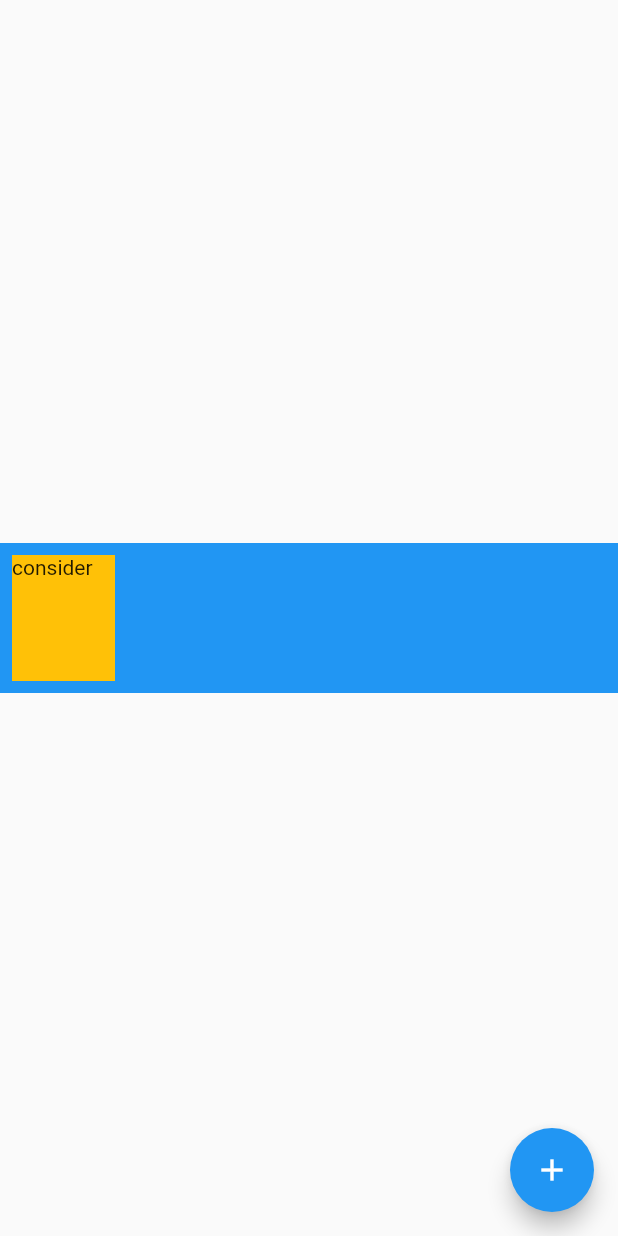
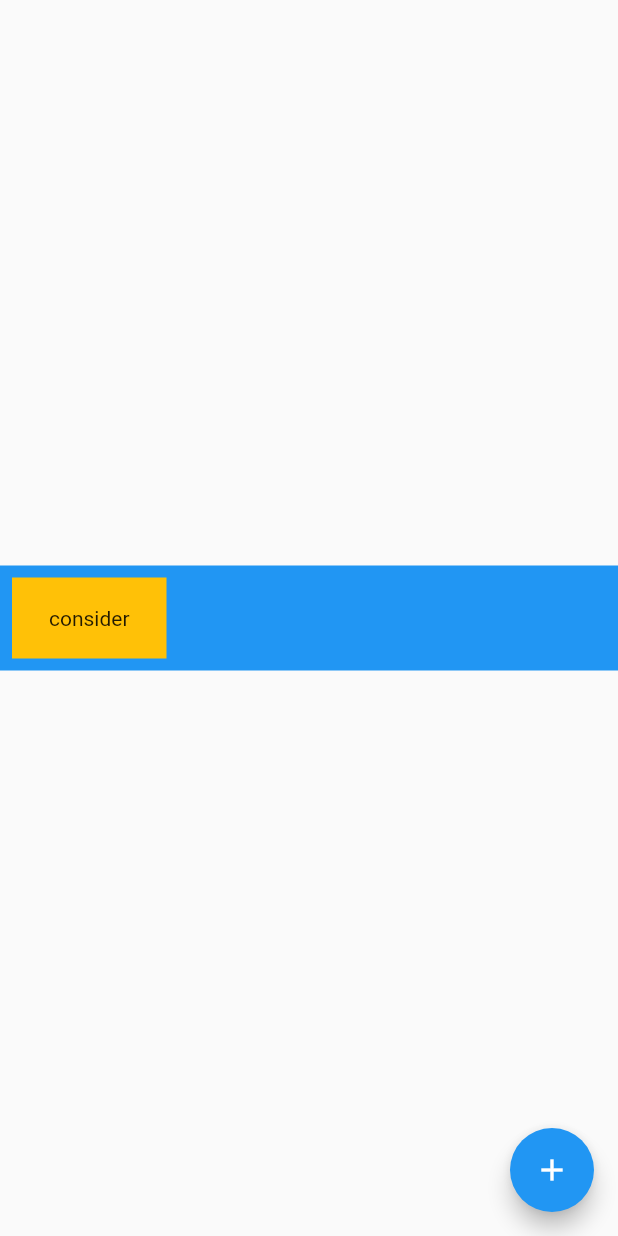
Before and after one commit to the-lightstack/timeline_editor, a Flutter app: the screen it shows after launch, after a tap on the "add" icon, on a phone screen of 412 x 824 dp. Run offline on Flutter 3.47's test engine with Material 2 defaults, Android fonts, the phone set to English and light mode, and no system bars.

Commit message:
style: improve visuals a bit

```diff
--- a/example/lib/main.dart
+++ b/example/lib/main.dart
@@ -54,12 +54,16 @@ class _MainAppState extends State<MainApp> {
         floatingActionButton: FloatingActionButton(
             child: const Icon(Icons.add),
             onPressed: () => _controller.addTile(TimedTile(
-                  child: Text(genName()),
+                  child: Center(
+                      child: Text(
+                    genName(),
+                    style: const TextStyle(fontSize: 14),
+                  )),
                 ))),
         body: Center(
           child: EditableTimeline(
             controller: _controller,
-            scalingFactor: MediaQuery.of(context).size.width / (8 * 3),
+            scalingFactor: MediaQuery.of(context).size.width / (8 * 2),
           ),
         ),
       ),
--- a/lib/timeline_editor.dart
+++ b/lib/timeline_editor.dart
@@ -45,9 +45,8 @@ class _EditableTimelineState extends State<EditableTimeline> {
             tileData: widget.controller.tiles[i],
             scaling: widget.scalingFactor)
     ];
-
     return SizedBox(
-        height: 100,
+        height: 70,
         width: MediaQuery.of(context).size.width,
         child: Container(
             color: Colors.blue,
@@ -61,6 +60,7 @@ class _EditableTimelineState extends State<EditableTimeline> {
 
 /// The developer uses this to interact with the [EditableTimeline] . You can
 /// listen to changes as well as add and modify the [TimedTile]s
+/// TODO: auto scroll to new tile after adding it
 class EditableTimelineController extends ValueNotifier<TimelineEntity> {
   final int defaultTileLength;
   EditableTimelineController({this.defaultTileLength = 5})
--- a/lib/timeline_tile.dart
+++ b/lib/timeline_tile.dart
@@ -22,7 +22,6 @@ class _TimelineTileState extends State<TimelineTile> {
     return Padding(
       padding: const EdgeInsets.all(8.0),
       child: Container(
-        height: 50,
         color: Colors.amber,
         width: widget.scaling * widget.tileData.length!,
         child: widget.tileData.child,
```
